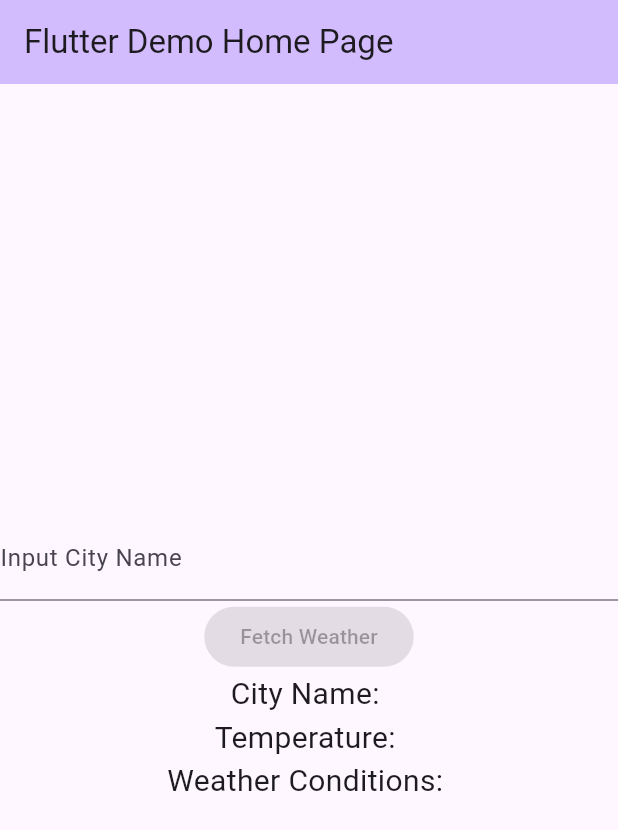
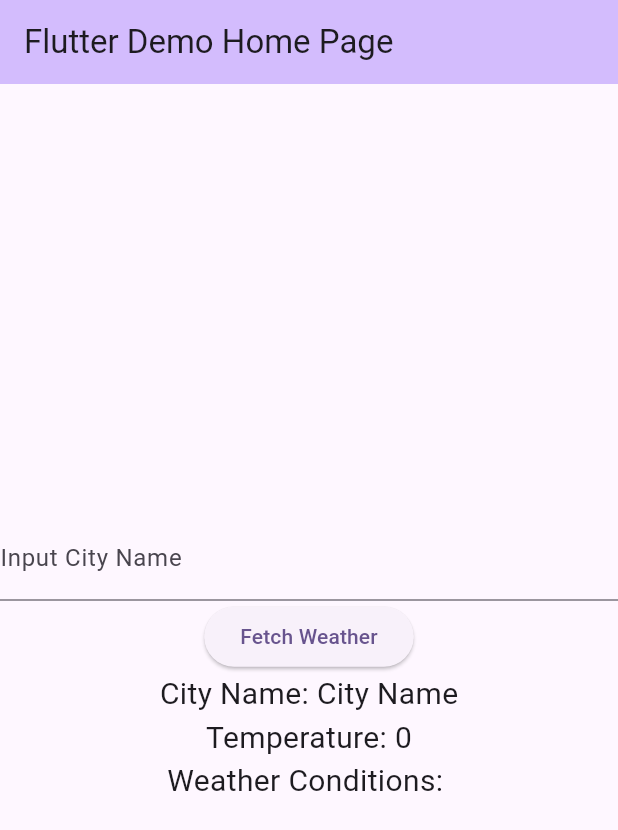
Before and after one commit to The-Jlyn/weather_info_app, a Flutter app: the screen it shows after launch, on a phone screen of 412 x 824 dp. Shown: the top 830 px of the screen. Run offline on Flutter 3.47's test engine with Material 3 defaults, Android fonts, the phone set to English and light mode, and no system bars.

Commit message:
Simulated weather data for input city

```diff
--- a/lib/main.dart
+++ b/lib/main.dart
@@ -1,5 +1,5 @@
 import 'package:flutter/material.dart';
-
+import 'dart:math';
 void main() {
   runApp(const MyApp());
 }
@@ -11,7 +11,7 @@ class MyApp extends StatelessWidget {
   @override
   Widget build(BuildContext context) {
     return MaterialApp(
-      title: 'Flutter Demo',
+      title: 'Weather App',
       theme: ThemeData(
         // This is the theme of your application.
         //
@@ -56,10 +56,25 @@ class MyHomePage extends StatefulWidget {
 
 class _MyHomePageState extends State<MyHomePage> {
   String cityName = "City Name";
-
+  int temperature = 0;
+  String weather = "";
+  List Weather = ['sunny','cloudy','rainy'];
   void _setCityName(String name) {
     setState(() {
       cityName = name;
+    });
+  }
+  void _getTemperature() {
+    setState(() {
+      // var temperature = Random().nextInt(10);
+      temperature = Random().nextInt(15) + 15;
+    });
+  }
+
+  void _getWeather() {
+    setState(() {
+     Weather.shuffle();
+    //  = Weather.elementAt(Random().nextInt(weather.length));
     });
   }
 
@@ -105,19 +120,22 @@ class _MyHomePageState extends State<MyHomePage> {
               onSubmitted: _setCityName,
             ),
             ElevatedButton(
-            onPressed: null,
+            onPressed: (){
+              _getTemperature();
+              _getWeather();
+            },
             child: const Text('Fetch Weather'),
             ),
             Text(
-              'City Name: ',
+              'City Name: $cityName',
               style: TextStyle(fontSize: 20.0),
             ),
             Text(
-              'Temperature: ',
+              'Temperature: $temperature',
               style: TextStyle(fontSize: 20.0),
             ),
             Text(
-              'Weather Conditions: ',
+              'Weather Conditions: $weather',
               style: TextStyle(fontSize: 20.0),
             ),
           ],
```
